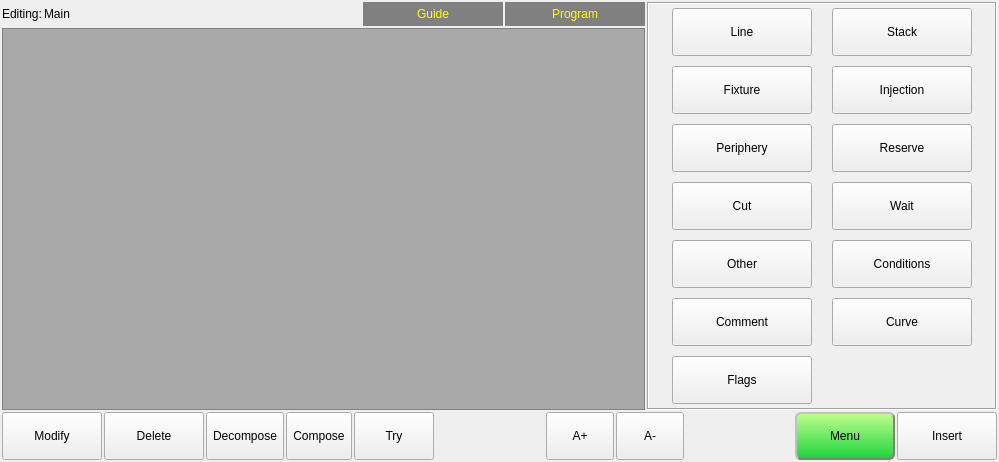
The window that hcinstruction/ichcinstructionpageframe.ui (dongdong-2009/3-5AxisRobot) describes before a commit, drawn with Qt 5.
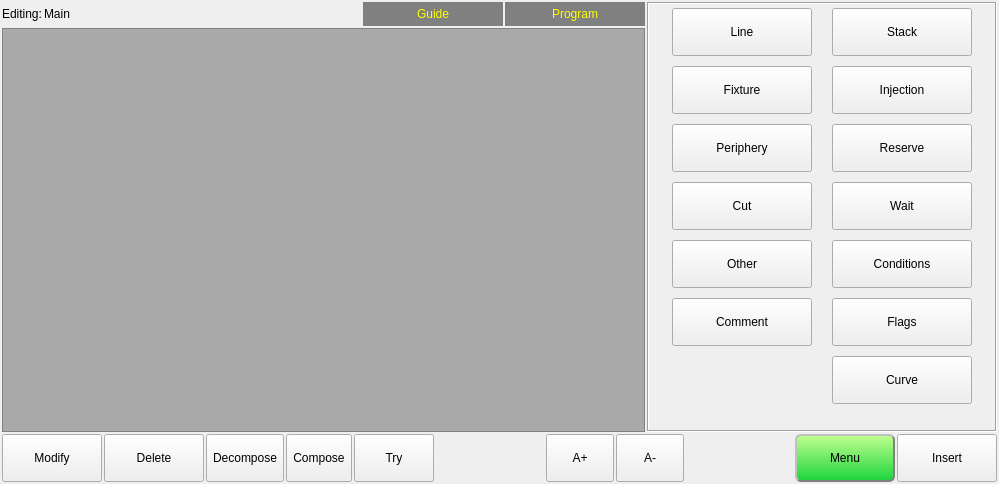
The same window after the commit. Icons and pictures are not drawn. Custom widgets are drawn as their Qt base class.

What changed in the file:
```diff
--- a/hcinstruction/ichcinstructionpageframe.ui
+++ b/hcinstruction/ichcinstructionpageframe.ui
@@ -7,7 +7,7 @@
     <x>0</x>
     <y>0</y>
     <width>999</width>
-    <height>446</height>
+    <height>484</height>
    </rect>
   </property>
   <property name="windowTitle">
@@ -684,45 +684,7 @@
            </property>
           </widget>
          </item>
-         <item row="8" column="0">
-          <widget class="QToolButton" name="flagsButton">
-           <property name="sizePolicy">
-            <sizepolicy hsizetype="Preferred" vsizetype="Preferred">
-             <horstretch>0</horstretch>
-             <verstretch>0</verstretch>
-            </sizepolicy>
-           </property>
-           <property name="minimumSize">
-            <size>
-             <width>140</width>
-             <height>48</height>
-            </size>
-           </property>
-           <property name="maximumSize">
-            <size>
-             <width>140</width>
-             <height>48</height>
-            </size>
-           </property>
-           <property name="text">
-            <string>Flags</string>
-           </property>
-           <property name="icon">
-            <iconset resource="../resource.qrc">
-             <normaloff>:/resource/macro(32).png</normaloff>:/resource/macro(32).png</iconset>
-           </property>
-           <property name="iconSize">
-            <size>
-             <width>32</width>
-             <height>32</height>
-            </size>
-           </property>
-           <property name="toolButtonStyle">
-            <enum>Qt::ToolButtonTextBesideIcon</enum>
-           </property>
-          </widget>
-         </item>
-         <item row="7" column="1">
+         <item row="8" column="1">
           <widget class="QToolButton" name="curveButton">
            <property name="sizePolicy">
             <sizepolicy hsizetype="Preferred" vsizetype="Preferred">
@@ -760,6 +722,44 @@
            </property>
           </widget>
          </item>
+         <item row="7" column="1">
+          <widget class="QToolButton" name="flagsButton">
+           <property name="sizePolicy">
+            <sizepolicy hsizetype="Preferred" vsizetype="Preferred">
+             <horstretch>0</horstretch>
+             <verstretch>0</verstretch>
+            </sizepolicy>
+           </property>
+           <property name="minimumSize">
+            <size>
+             <width>140</width>
+             <height>48</height>
+            </size>
+           </property>
+           <property name="maximumSize">
+            <size>
+             <width>140</width>
+             <height>48</height>
+            </size>
+           </property>
+           <property name="text">
+            <string>Flags</string>
+           </property>
+           <property name="icon">
+            <iconset resource="../resource.qrc">
+             <normaloff>:/resource/macro(32).png</normaloff>:/resource/macro(32).png</iconset>
+           </property>
+           <property name="iconSize">
+            <size>
+             <width>32</width>
+             <height>32</height>
+            </size>
+           </property>
+           <property name="toolButtonStyle">
+            <enum>Qt::ToolButtonTextBesideIcon</enum>
+           </property>
+          </widget>
+         </item>
         </layout>
        </widget>
       </widget>
```
